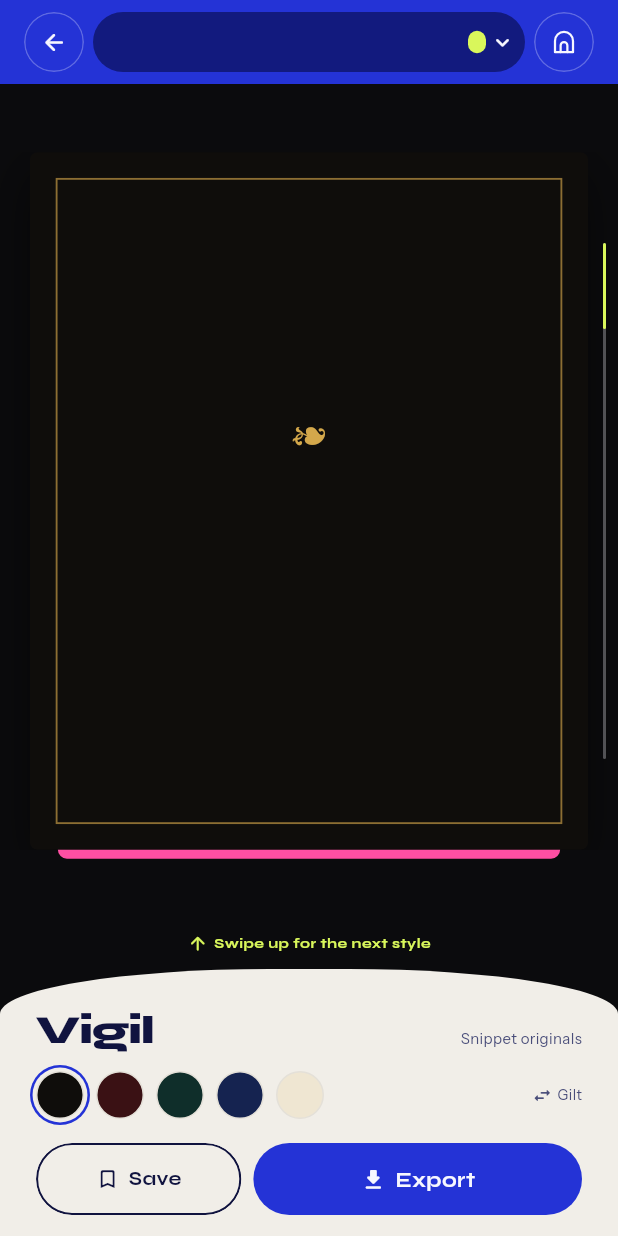
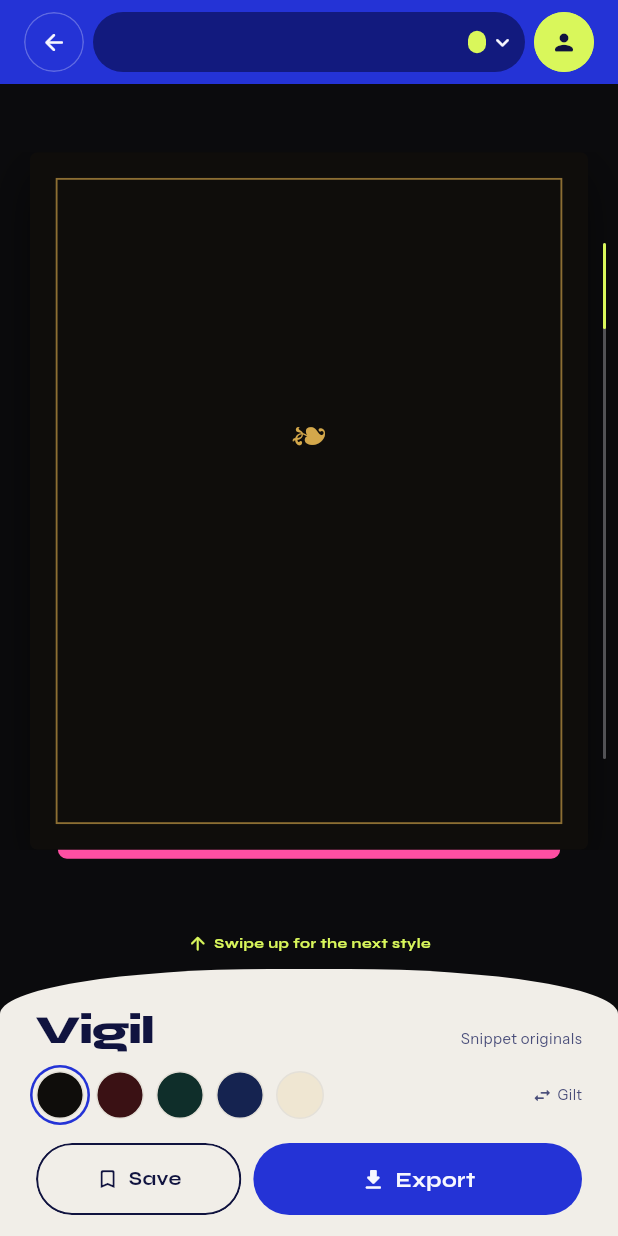
Before and after one commit to ArthurKagwa/snippet, a Flutter app: the SwipeScreen screen opened directly with empty values, on a phone screen of 412 x 824 dp. Run offline on Flutter 3.47's test engine with Material 3 defaults, Android fonts, the phone set to English and light mode, and no system bars; our stand-ins replace cloud_firestore, firebase_auth, firebase_core, firebase_remote_config, google_sign_in, share_plus; missing offline and left inert: gal; accounts and stored records are empty; statements that could not run were skipped.

Commit message:
Replace the swipe header's Styles button with the profile button
Styles in the nav already opens All styles, so the header keeps the
profile button like Home and Saved do.

```diff
--- a/lib/features/swipe/swipe_header.dart
+++ b/lib/features/swipe/swipe_header.dart
@@ -4,22 +4,22 @@ import '../../core/theme/snippet_colors.dart';
 import '../../core/theme/snippet_fonts.dart';
 import '../../widgets/async_tap.dart';
 import '../../widgets/circle_button.dart';
-import '../../widgets/icons/arch_icon.dart';
+import '../../widgets/profile_button.dart';
 
-/// Back, the current reference (tap to change verse), and All styles.
+/// Back, the current reference (tap to change verse), and Profile.
 class SwipeHeader extends StatelessWidget {
   const SwipeHeader({
     super.key,
     required this.reference,
     required this.translation,
     required this.onBack,
-    required this.onAllStyles,
+    required this.onProfile,
   });
 
   final String reference;
   final String translation;
   final VoidCallback onBack;
-  final TapAction onAllStyles;
+  final TapAction onProfile;
 
   @override
   Widget build(BuildContext context) {
@@ -85,12 +85,7 @@ class SwipeHeader extends StatelessWidget {
           ),
         ),
         const SizedBox(width: 6),
-        CircleButton(
-          key: const Key('all-styles'),
-          tooltip: 'See every style at once',
-          onPressed: onAllStyles,
-          child: const ArchIcon(),
-        ),
+        ProfileButton(onPressed: onProfile),
       ],
     );
   }
```
Also changed, not shown: lib/features/swipe/swipe_screen.dart (+12 -1 lines), 1 other file.
